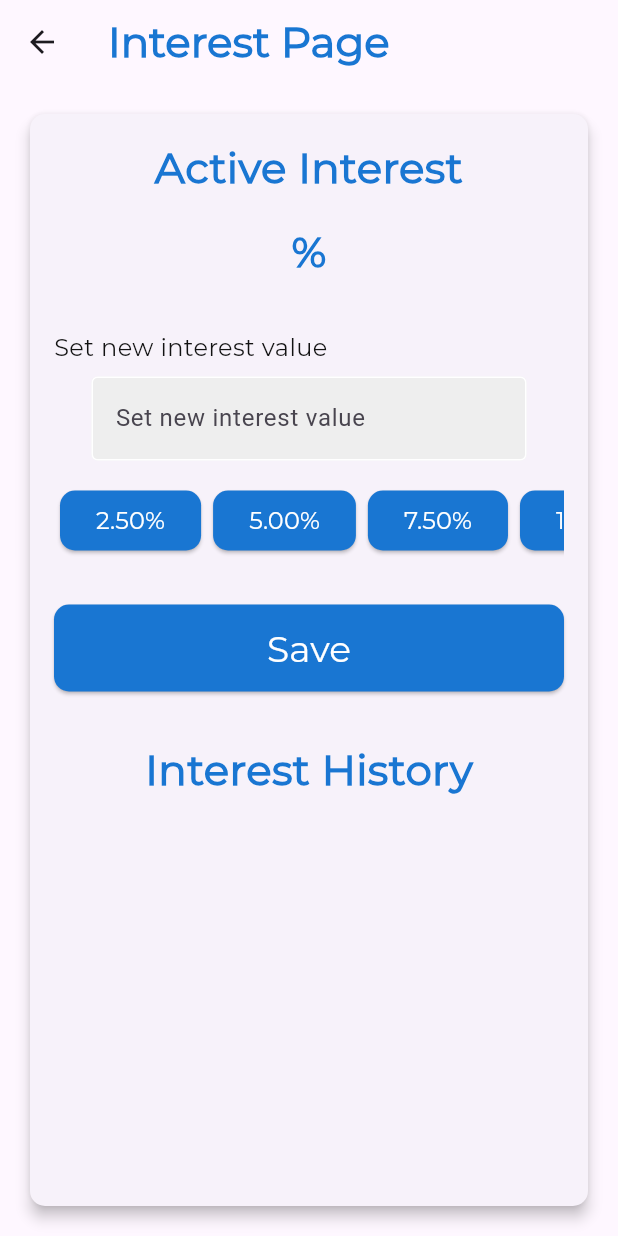
After one commit to MuhIbrahimm/aplikasi_mobile, a Flutter app: the InterestPage screen opened directly, after a tap on "Save", on a phone screen of 412 x 824 dp. The commit adds this screen. Run offline on Flutter 3.47's test engine with Material 3 defaults, Android fonts, the phone set to English and light mode, and no system bars; our stand-ins replace dio, get_storage; accounts and stored records are empty; network calls fail.

Commit message:
adding interest

```diff
--- a/lib/api.dart
+++ b/lib/api.dart
@@ -301,3 +301,54 @@ Future<List<Map<String, dynamic>>> getJenisTrx(BuildContext context) async {
   }
   return trxType;
 }
+
+Future<void> addBunga(String percent) async {
+  try {
+    final response = await _dio.post(
+      '$_apiUrl/addsettingbunga',
+      data: {'persen': percent, 'isaktif': '1'},
+      options: Options(
+        headers: {'Authorization': 'Bearer ${_storage.read('token')}'},
+      ),
+    );
+    print('Response: ${response.data}');
+  } on DioException catch (e) {
+    print('error: ${e.response} - ${e.response?.statusCode}');
+  }
+}
+
+Future<String> getBunga() async {
+    try {
+      final response = await _dio.get(
+        '$_apiUrl/settingbunga',
+        options: Options(
+          headers: {'Authorization': 'Bearer ${_storage.read('token')}'},
+        ),
+      );
+      print('Response: ${response.data}');
+      if (response.data['data']['activebunga'] == null) {
+        return "";
+      }
+      return response.data['data']['activebunga']['persen'].toString();
+    } on DioException catch (e) {
+      print('error: ${e.response} - ${e.response?.statusCode}');
+      return "";
+    }
+  }
+
+Future<List<Map<String, dynamic>>> getRiwayatBunga() async {
+  List<Map<String, dynamic>> interests = [];
+  try {
+    final response = await _dio.get(
+      '$_apiUrl/settingbunga',
+      options: Options(
+        headers: {'Authorization': 'Bearer ${_storage.read('token')}'},
+      ),
+    );
+    print('Response: ${response.data}');
+    interests = List<Map<String, dynamic>>.from(response.data['data']['settingbungas']);
+  } on DioException catch (e) {
+    print('error: ${e.response} - ${e.response?.statusCode}');
+  }
+  return interests;
+}
--- a/lib/home-screen.dart
+++ b/lib/home-screen.dart
@@ -1,8 +1,8 @@
-import 'package:aplikasi_mobile/member-page.dart';
 import 'package:flutter/material.dart';
 import 'package:aplikasi_mobile/style.dart';
-import 'package:aplikasi_mobile/home-page.dart';
+import 'package:aplikasi_mobile/member-page.dart';
 import 'package:aplikasi_mobile/profile-page.dart';
+import 'package:aplikasi_mobile/interest-page.dart';
 
 class HomeScreen extends StatefulWidget {
   const HomeScreen({super.key});
@@ -15,8 +15,8 @@ class _HomeScreenState extends State<HomeScreen> {
   int _currentIndex = 0;
 
   final List<Widget> _pages = [
-    MemberPage(),
-    HomePage(),
+    const MemberPage(),
+    const InterestPage(),
     const ProfilePage(),
   ];
 
--- /dev/null
+++ b/lib/interest-page.dart
@@ -0,0 +1,243 @@
+import 'package:flutter/material.dart';
+import 'package:flutter/services.dart';
+import 'package:aplikasi_mobile/style.dart';
+import 'package:aplikasi_mobile/api.dart';
+
+class InterestPage extends StatefulWidget {
+  const InterestPage({super.key});
+
+  @override
+  _InterestPageState createState() => _InterestPageState();
+}
+
+class _InterestPageState extends State<InterestPage> {
+  final TextEditingController _interestRateController = TextEditingController();
+  late Future<String> activeInterestFuture;
+  late Future<List<Map<String, dynamic>>> interestHistoryFuture;
+
+  @override
+  void initState() {
+    super.initState();
+    activeInterestFuture = getBunga();
+    interestHistoryFuture = getRiwayatBunga();
+  }
+
+  void _setInterestRate(double rate) {
+    setState(() {
+      _interestRateController.text = rate.toStringAsFixed(2);
+    });
+  }
+
+  void _submitInterestRate() async {
+    final interestRate = _interestRateController.text;
+    if (interestRate.isNotEmpty) {
+      setState(() {
+      });
+      await addBunga(interestRate);
+      setState(() {
+        activeInterestFuture = getBunga();
+        interestHistoryFuture = getRiwayatBunga();
+      });
+    } else {
+      print('Harap masukkan nilai bunga');
+    }
+  }
+
+  @override
+  Widget build(BuildContext context) {
+    final List<double> interestRates = [2.5, 5.0, 7.5, 10.0, 12.5, 15.0];
+
+    return Scaffold(
+      appBar: AppBar(
+        title: Text(
+          'Interest Page',
+          style: TextStyles.h1,
+        ),
+        leading: IconButton(
+          icon: Icon(Icons.arrow_back),
+          onPressed: () {
+            Navigator.pushNamedAndRemoveUntil(context, '/home', (route) => false);
+          }
+        ),
+      ),
+      body: Padding(
+        padding: const EdgeInsets.all(16.0),
+        child: Card(
+          elevation: 4.0,
+          shape: RoundedRectangleBorder(
+            borderRadius: BorderRadius.circular(10.0),
+          ),
+          child: Padding(
+            padding: const EdgeInsets.all(16.0),
+            child: Column(
+              crossAxisAlignment: CrossAxisAlignment.stretch,
+              children: [
+                Text(
+                  'Active Interest',
+                  style: TextStyles.h1,
+                  textAlign: TextAlign.center,
+                ),
+                const SizedBox(height: 16.0),
+                FutureBuilder<String>(
+                  future: activeInterestFuture,
+                  builder: (context, snapshot) {
+                    if (snapshot.connectionState == ConnectionState.waiting) {
+                      return Center(child: CircularProgressIndicator());
+                    } else if (snapshot.hasError) {
+                      return Center(child: Text('Error: ${snapshot.error}'));
+                    } else {
+                      final activeInterest = snapshot.data ?? 'N/A';
+                      return Text(
+                        '$activeInterest%',
+                        style: TextStyles.h1.copyWith(color: appColors.mainColor),
+                        textAlign: TextAlign.center,
+                      );
+                    }
+                  },
+                ),
+                const SizedBox(height: 32.0),
+                Text(
+                  'Set new interest value',
+                  style: TextStyles.body,
+                ),
+                const SizedBox(height: 8.0),
+                DecimalTextField(
+                  hintText: 'Set new interest value',
+                  obscureText: false,
+                  controller: _interestRateController,
+                ),
+                const SizedBox(height: 16.0),
+                SingleChildScrollView(
+                  scrollDirection: Axis.horizontal,
+                  child: Row(
+                    children: interestRates.map((rate) {
+                      return Padding(
+                        padding: const EdgeInsets.symmetric(horizontal: 4.0),
+                        child: ElevatedButton(
+                          onPressed: () => _setInterestRate(rate),
+                          style: ButtonStyle(
+                            backgroundColor: MaterialStateProperty.all(appColors.mainColor),
+                            shape: MaterialStateProperty.all(
+                              RoundedRectangleBorder(
+                                borderRadius: BorderRadius.circular(10.0),
+                              ),
+                            ),
+                          ),
+                          child: Text(
+                            '${rate.toStringAsFixed(2)}%',
+                            style: TextStyles.body.copyWith(color: Colors.white),
+                          ),
+                        ),
+                      );
+                    }).toList(),
+                  ),
+                ),
+                const SizedBox(height: 32.0),
+                ElevatedButton(
+                  onPressed: _submitInterestRate,
+                  style: ButtonStyle(
+                    backgroundColor: MaterialStateProperty.all(appColors.mainColor),
+                    shape: MaterialStateProperty.all(
+                      RoundedRectangleBorder(
+                        borderRadius: BorderRadius.circular(10.0),
+                      ),
+                    ),
+                  ),
+                  child: Padding(
+                    padding: const EdgeInsets.symmetric(vertical: 12.0),
+                    child: Text(
+                      'Save',
+                      style: TextStyles.h2.copyWith(color: Colors.white),
+                    ),
+                  ),
+                ),
+                const SizedBox(height: 32.0),
+                Center(
+                  child: Text(
+                    'Interest History',
+                    style: TextStyles.h1,
+                  ),
+                ),
+                const SizedBox(height: 8.0),
+                Expanded(
+                  child: FutureBuilder<List<Map<String, dynamic>>>(
+                    future: interestHistoryFuture,
+                    builder: (context, snapshot) {
+                      if (snapshot.connectionState == ConnectionState.waiting) {
+                        return Center(child: CircularProgressIndicator());
+                      } else if (snapshot.hasError) {
+                        return Center(child: Text('Error: ${snapshot.error}'));
+                      } else {
+                        final interestHistory = snapshot.data ?? [];
+                        return ListView.builder(
+                          itemCount: interestHistory.length,
+                          itemBuilder: (context, index) {
+                            final interest = interestHistory[interestHistory.length - 1 - index];
+                            return Card(
+                              color: appColors.mainColor,
+                              child: ListTile(
+                                title: Text(
+                                  'Interest: ${interest['persen']}%',
+                                  style: TextStyles.body.copyWith(color: Colors.white),
+                                ),
+                                subtitle: Text(
+                                  'Active: ${interest['isaktif'] == 1 ? 'Yes' : 'No'}',
+                                  style: TextStyles.body.copyWith(color: Colors.white),
+                                ),
+                              ),
+                            );
+                          },
+                        );
+                      }
+                    },
+                  ),
+                ),
+              ],
+            ),
+          ),
+        ),
+      ),
+    );
+  }
+}
+
+class DecimalTextField extends StatelessWidget {
+  final String hintText;
+  final bool obscureText;
+  final TextEditingController controller;
+
+  const DecimalTextField({
+    super.key,
+    required this.hintText,
+    required this.obscureText,
+    required this.controller,
+  });
+
+  @override
+  Widget build(BuildContext context) {
+    return Padding(
+      padding: const EdgeInsets.symmetric(horizontal: 25.0),
+      child: TextField(
+        controller: controller,
+        obscureText: obscureText,
+        keyboardType: const TextInputType.numberWithOptions(decimal: true),
+        inputFormatters: <TextInputFormatter>[
+          FilteringTextInputFormatter.allow(RegExp(r'[0-9.]')),
+        ],
+        decoration: InputDecoration(
+          labelText: hintText,
+          border: const OutlineInputBorder(),
+          enabledBorder: const OutlineInputBorder(
+            borderSide: BorderSide(color: Colors.white),
+          ),
+          focusedBorder: OutlineInputBorder(
+            borderSide: BorderSide(color: Colors.grey.shade400),
+          ),
+          fillColor: Colors.grey.shade200,
+          filled: true,
+          hintStyle: TextStyle(color: Colors.grey[500]),
+        ),
+      ),
+    );
+  }
+}
```
